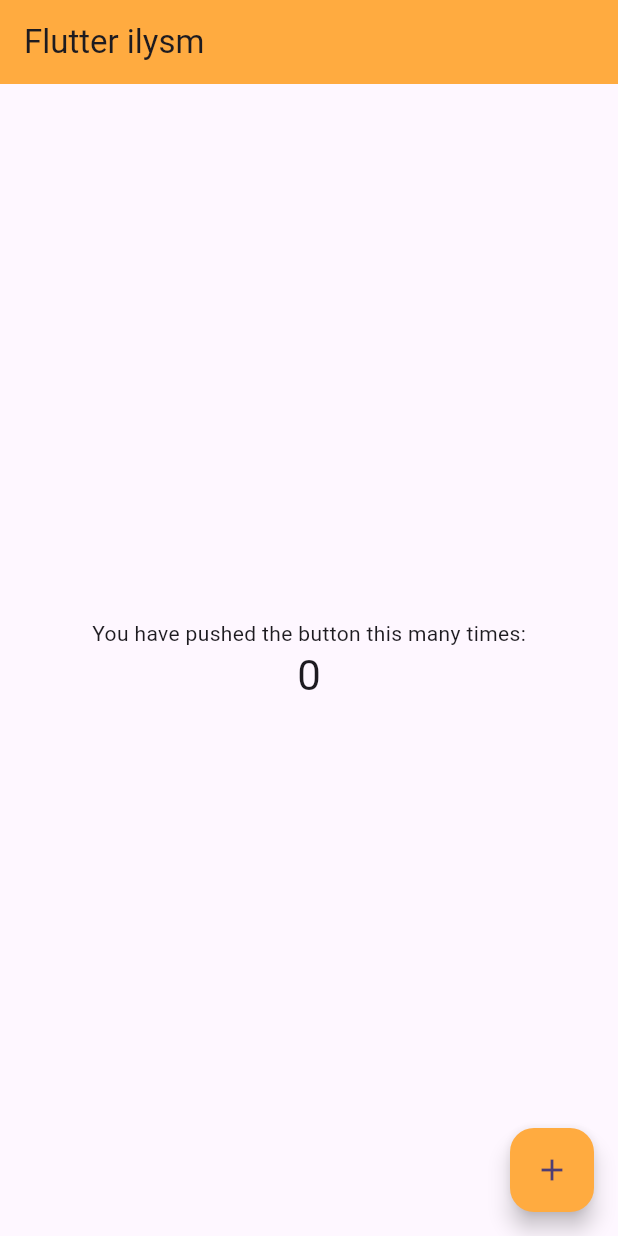
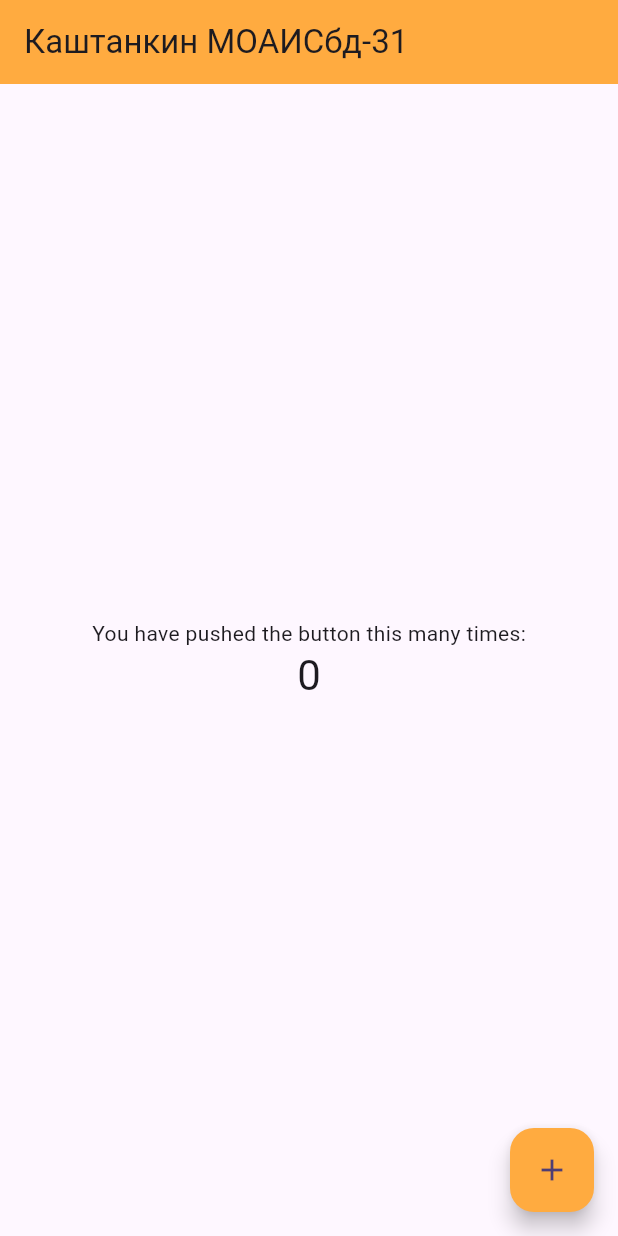
Before and after one commit to kq4njedsx/flutter-app, a Flutter app: the screen it shows after launch, on a phone screen of 412 x 824 dp. Run offline on Flutter 3.47's test engine with Material 3 defaults, Android fonts, the phone set to English and light mode, and no system bars.

Commit message:
app bar text changed (lab1 req)

```diff
--- a/lib/main.dart
+++ b/lib/main.dart
@@ -11,10 +11,11 @@ class MyApp extends StatelessWidget {
   Widget build(BuildContext context) {
     return MaterialApp(
       title: 'Flutter Demo',
+      debugShowCheckedModeBanner: false,
       theme: ThemeData(
         colorScheme: .fromSeed(seedColor: Colors.deepPurple),
       ),
-      home: const MyHomePage(title: 'Flutter ilysm'),
+      home: const MyHomePage(title: 'Каштанкин МОАИСбд-31'),
     );
   }
 }
```
